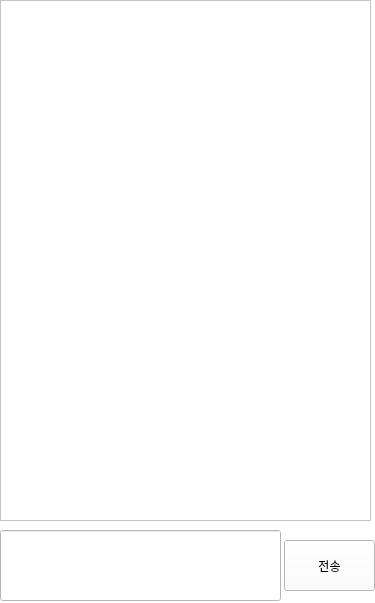
The window that Chat/designer/Chat_Window.ui (gomtings/JeoninHighSchool) describes before a commit, drawn with Qt 5.
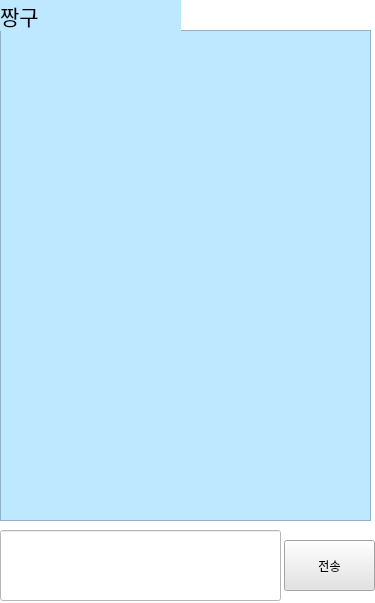
The same window after the commit.

The edit to the form file:
```diff
--- a/Chat/designer/Chat_Window.ui
+++ b/Chat/designer/Chat_Window.ui
@@ -36,6 +36,9 @@
       <height>51</height>
      </rect>
     </property>
+    <property name="styleSheet">
+     <string notr="true">background-color: rgb(227, 227, 227);</string>
+    </property>
     <property name="text">
      <string>전송</string>
     </property>
@@ -44,10 +47,39 @@
     <property name="geometry">
      <rect>
       <x>0</x>
-      <y>0</y>
+      <y>30</y>
       <width>371</width>
-      <height>521</height>
+      <height>491</height>
      </rect>
+    </property>
+    <property name="font">
+     <font>
+      <pointsize>14</pointsize>
+     </font>
+    </property>
+    <property name="styleSheet">
+     <string notr="true">background-color: rgb(189, 232, 255);</string>
+    </property>
+   </widget>
+   <widget class="QLabel" name="chat_name">
+    <property name="geometry">
+     <rect>
+      <x>0</x>
+      <y>0</y>
+      <width>181</width>
+      <height>31</height>
+     </rect>
+    </property>
+    <property name="font">
+     <font>
+      <pointsize>16</pointsize>
+     </font>
+    </property>
+    <property name="styleSheet">
+     <string notr="true">background-color: rgb(189, 232, 255);</string>
+    </property>
+    <property name="text">
+     <string>짱구</string>
     </property>
    </widget>
   </widget>
```
